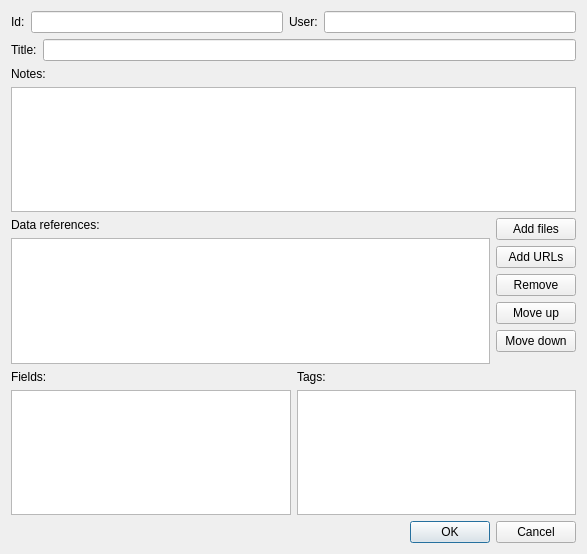
vlkv/reggata, file ui/itemdialog.ui: the form before one commit.
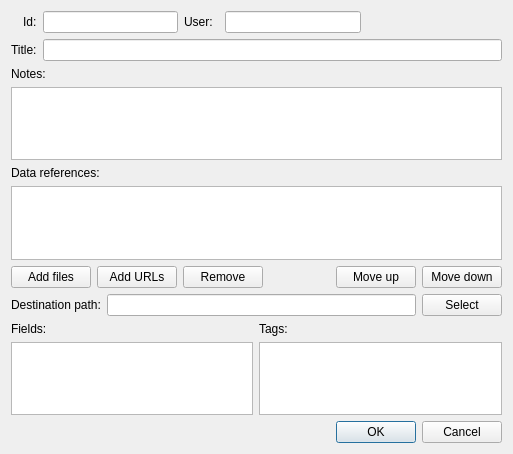
The form after the commit.

The edit to the form file:
```diff
--- a/ui/itemdialog.ui
+++ b/ui/itemdialog.ui
@@ -5,61 +5,76 @@
    <rect>
     <x>0</x>
     <y>0</y>
-    <width>587</width>
-    <height>554</height>
+    <width>513</width>
+    <height>454</height>
    </rect>
   </property>
+  <property name="sizePolicy" >
+   <sizepolicy vsizetype="Preferred" hsizetype="Preferred" >
+    <horstretch>0</horstretch>
+    <verstretch>0</verstretch>
+   </sizepolicy>
+  </property>
   <property name="windowTitle" >
    <string>Repository item</string>
   </property>
   <property name="locale" >
    <locale country="UnitedStates" language="English" />
   </property>
-  <layout class="QVBoxLayout" name="verticalLayout_5" >
+  <layout class="QVBoxLayout" name="verticalLayout_2" >
    <item>
-    <layout class="QHBoxLayout" name="horizontalLayout_3" >
-     <item>
-      <widget class="QLabel" name="label" >
-       <property name="text" >
-        <string>Id:</string>
-       </property>
-      </widget>
-     </item>
-     <item>
+    <layout class="QGridLayout" name="gridLayout" >
+     <item row="0" column="2" >
       <widget class="QLineEdit" name="lineEdit_id" >
        <property name="readOnly" >
         <bool>true</bool>
        </property>
       </widget>
      </item>
-     <item>
-      <widget class="QLabel" name="label_5" >
-       <property name="text" >
-        <string>User:</string>
-       </property>
-      </widget>
-     </item>
-     <item>
+     <item row="0" column="5" >
       <widget class="QLineEdit" name="lineEdit_user_login" >
        <property name="readOnly" >
         <bool>true</bool>
        </property>
       </widget>
      </item>
-    </layout>
-   </item>
-   <item>
-    <layout class="QHBoxLayout" name="horizontalLayout_2" >
-     <item>
+     <item row="0" column="6" >
+      <spacer name="horizontalSpacer_2" >
+       <property name="orientation" >
+        <enum>Qt::Horizontal</enum>
+       </property>
+       <property name="sizeHint" stdset="0" >
+        <size>
+         <width>40</width>
+         <height>20</height>
+        </size>
+       </property>
+      </spacer>
+     </item>
+     <item row="1" column="0" colspan="2" >
       <widget class="QLabel" name="label_2" >
        <property name="text" >
         <string>Title:</string>
        </property>
       </widget>
      </item>
-     <item>
+     <item row="1" column="2" colspan="5" >
       <widget class="QLineEdit" name="lineEdit_title" />
      </item>
+     <item row="0" column="1" >
+      <widget class="QLabel" name="label" >
+       <property name="text" >
+        <string>Id:</string>
+       </property>
+      </widget>
+     </item>
+     <item row="0" column="3" >
+      <widget class="QLabel" name="label_5" >
+       <property name="text" >
+        <string>User:</string>
+       </property>
+      </widget>
+     </item>
     </layout>
    </item>
    <item>
@@ -72,14 +87,17 @@
       </widget>
      </item>
      <item>
-      <widget class="QPlainTextEdit" name="plainTextEdit_notes" />
+      <widget class="QPlainTextEdit" name="plainTextEdit_notes" >
+       <property name="minimumSize" >
+        <size>
+         <width>0</width>
+         <height>46</height>
+        </size>
+       </property>
+      </widget>
      </item>
     </layout>
    </item>
-   <item>
-    <layout class="QVBoxLayout" name="verticalLayout_3" >
-     <item>
-      <layout class="QHBoxLayout" name="horizontalLayout" >
        <item>
         <layout class="QVBoxLayout" name="verticalLayout" >
          <item>
@@ -91,18 +109,25 @@
          </item>
          <item>
           <widget class="QListWidget" name="listWidget_data_refs" >
+       <property name="sizePolicy" >
+        <sizepolicy vsizetype="Expanding" hsizetype="Expanding" >
+         <horstretch>0</horstretch>
+         <verstretch>0</verstretch>
+        </sizepolicy>
+       </property>
+       <property name="minimumSize" >
+        <size>
+         <width>0</width>
+         <height>46</height>
+        </size>
+       </property>
            <property name="selectionMode" >
             <enum>QAbstractItemView::ExtendedSelection</enum>
            </property>
           </widget>
          </item>
-        </layout>
-       </item>
        <item>
-        <layout class="QVBoxLayout" name="verticalLayout_2" >
-         <property name="topMargin" >
-          <number>0</number>
-         </property>
+      <layout class="QHBoxLayout" name="horizontalLayout" >
          <item>
           <widget class="QPushButton" name="pushButton_add_files" >
            <property name="text" >
@@ -124,6 +149,19 @@
            </property>
           </widget>
          </item>
+       <item>
+        <spacer name="horizontalSpacer" >
+         <property name="orientation" >
+          <enum>Qt::Horizontal</enum>
+         </property>
+         <property name="sizeHint" stdset="0" >
+          <size>
+           <width>40</width>
+           <height>20</height>
+          </size>
+         </property>
+        </spacer>
+       </item>
          <item>
           <widget class="QPushButton" name="pushButton_move_up" >
            <property name="text" >
@@ -138,22 +176,32 @@
            </property>
           </widget>
          </item>
+      </layout>
+     </item>
+    </layout>
+   </item>
          <item>
-          <spacer name="verticalSpacer" >
-           <property name="orientation" >
-            <enum>Qt::Vertical</enum>
-           </property>
-           <property name="sizeHint" stdset="0" >
-            <size>
-             <width>20</width>
-             <height>40</height>
-            </size>
-           </property>
-          </spacer>
-         </item>
-        </layout>
-       </item>
-      </layout>
+    <layout class="QHBoxLayout" name="horizontalLayout_5" >
+     <item>
+      <widget class="QLabel" name="label_8" >
+       <property name="text" >
+        <string>Destination path:</string>
+       </property>
+      </widget>
+     </item>
+     <item>
+      <widget class="QLineEdit" name="lineEdit_dst_path" >
+       <property name="readOnly" >
+        <bool>true</bool>
+       </property>
+      </widget>
+     </item>
+     <item>
+      <widget class="QPushButton" name="pushButton_select_dst_path" >
+       <property name="text" >
+        <string>Select</string>
+       </property>
+      </widget>
      </item>
     </layout>
    </item>
@@ -169,7 +217,14 @@
         </widget>
        </item>
        <item>
-        <widget class="QPlainTextEdit" name="plainTextEdit_fields" />
+        <widget class="QPlainTextEdit" name="plainTextEdit_fields" >
+         <property name="minimumSize" >
+          <size>
+           <width>0</width>
+           <height>46</height>
+          </size>
+         </property>
+        </widget>
        </item>
       </layout>
      </item>
@@ -183,7 +238,14 @@
         </widget>
        </item>
        <item>
-        <widget class="QPlainTextEdit" name="plainTextEdit_tags" />
+        <widget class="QPlainTextEdit" name="plainTextEdit_tags" >
+         <property name="minimumSize" >
+          <size>
+           <width>0</width>
+           <height>46</height>
+          </size>
+         </property>
+        </widget>
        </item>
       </layout>
      </item>
```
Left out of the diff: 2 changed lines with no effect on the pictures. Lines whose indentation alone changed are shown as unchanged.
